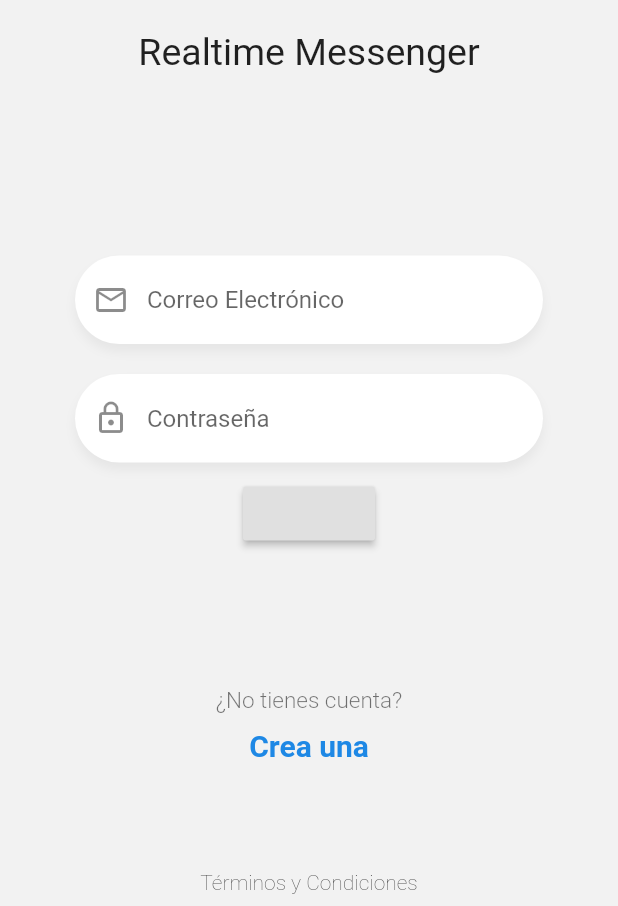
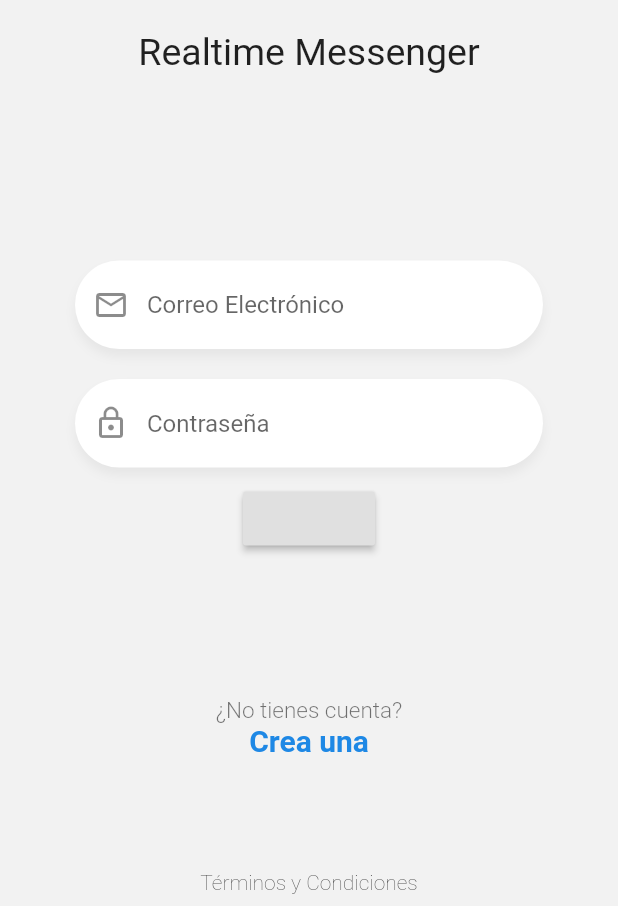
Before and after one commit to esanchezvz/realtime-chat, a Flutter app: the screen it shows after launch, on a phone screen of 412 x 824 dp, the part 330-1236 px from its top. Run offline on Flutter 3.47's test engine with Material 2 defaults, Android fonts, the phone set to English and light mode, and no system bars.

Commit message:
login page hotfix

```diff
--- a/lib/pages/login_page.dart
+++ b/lib/pages/login_page.dart
@@ -14,7 +14,7 @@ class LoginPage extends StatelessWidget {
           children: [
             Logo(width: 200, withText: true),
             _Form(),
-            _Lables(),
+            _renderLabels(),
             Padding(
               padding: const EdgeInsets.only(bottom: 8.0),
               child: Text(
@@ -24,6 +24,31 @@ class LoginPage extends StatelessWidget {
             ),
           ],
         ),
+      ),
+    );
+  }
+
+  Widget _renderLabels() {
+    return Container(
+      child: Column(
+        children: [
+          Text(
+            '¿No tienes cuenta?',
+            style: TextStyle(
+              color: Colors.black54,
+              fontSize: 15,
+              fontWeight: FontWeight.w300,
+            ),
+          ),
+          Text(
+            'Crea una',
+            style: TextStyle(
+              color: Colors.blue[600],
+              fontWeight: FontWeight.bold,
+              fontSize: 20,
+            ),
+          )
+        ],
       ),
     );
   }
@@ -65,32 +90,3 @@ class __FormState extends State<_Form> {
     );
   }
 }
-
-class _Lables extends StatelessWidget {
-  @override
-  Widget build(BuildContext context) {
-    return Container(
-      child: Column(
-        children: [
-          Text(
-            '¿No tienes cuenta?',
-            style: TextStyle(
-              color: Colors.black54,
-              fontSize: 15,
-              fontWeight: FontWeight.w300,
-            ),
-          ),
-          SizedBox(height: 10),
-          Text(
-            'Crea una',
-            style: TextStyle(
-              color: Colors.blue[600],
-              fontWeight: FontWeight.bold,
-              fontSize: 20,
-            ),
-          )
-        ],
-      ),
-    );
-  }
-}
```
